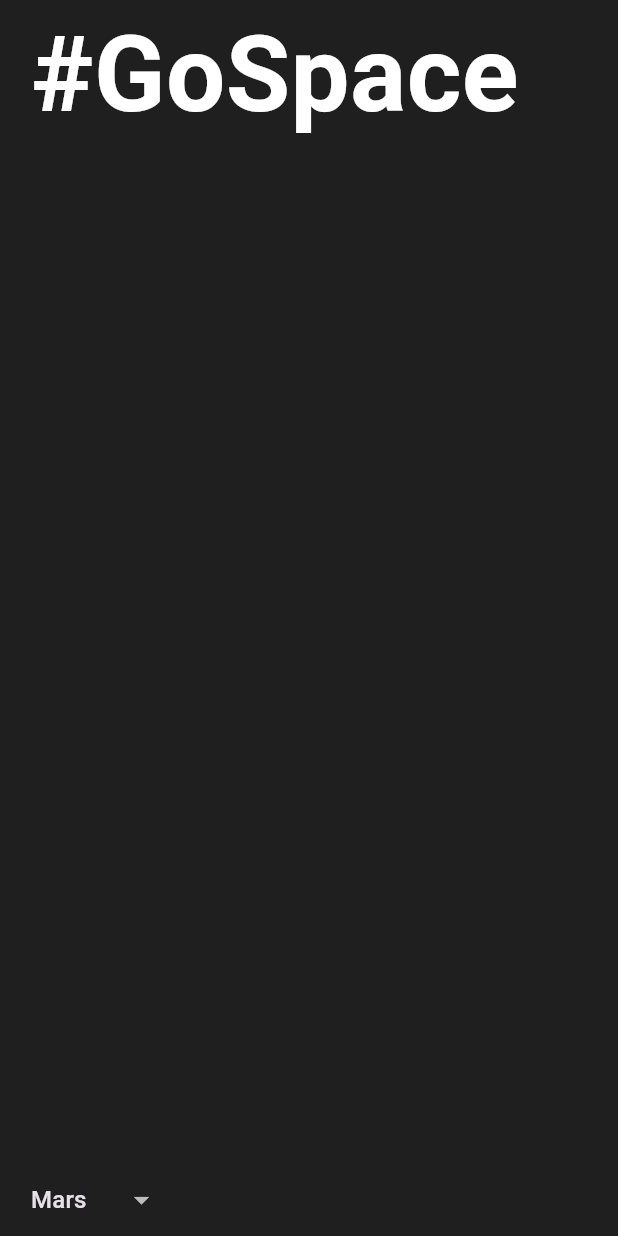
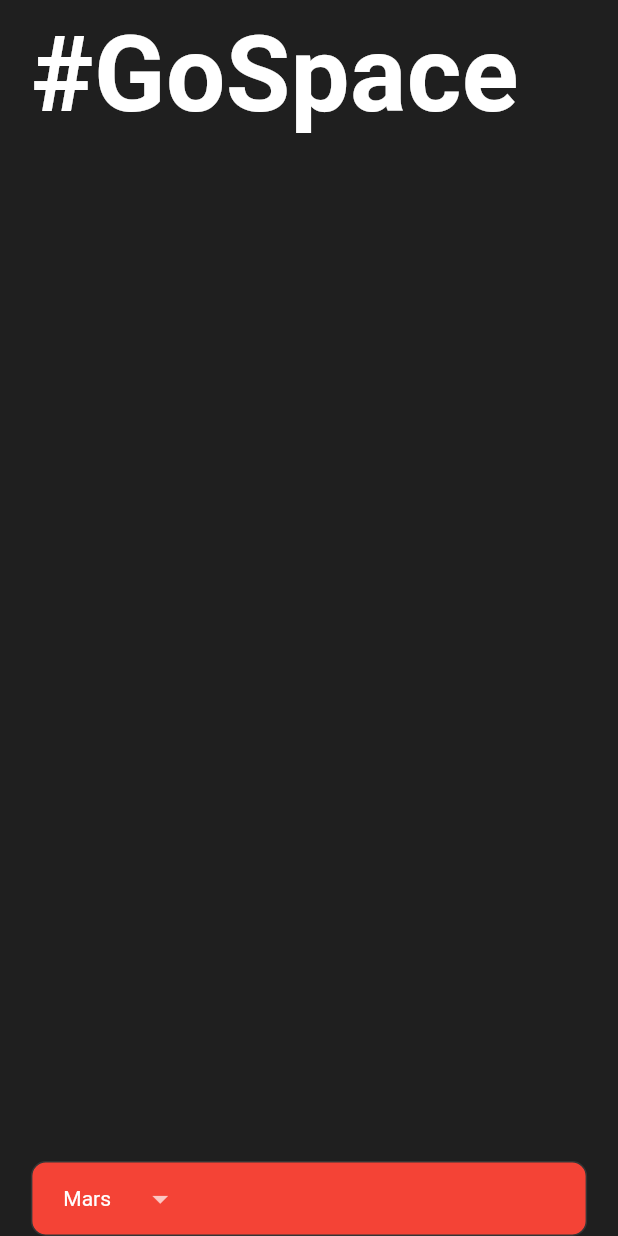
Before and after one commit to Yasitha-Bhanuka/GoSpace-Flutter-App, a Flutter app: the screen it shows after launch, on a phone screen of 412 x 824 dp. Run offline on Flutter 3.47's test engine with Material 3 defaults, Android fonts, the light colour scheme and no system bars.

Commit message:
Make the dropdown list. decoration: BoxDecoration(         color: Colors.red,         border: Border.all(color: const Color.fromRGBO(53, 53, 53, 1.0)),         borderRadius: BorderRadius.circular(10),       ),

```diff
--- a/lib/pages/home_page.dart
+++ b/lib/pages/home_page.dart
@@ -58,8 +58,14 @@ class HomePage extends StatelessWidget {
     List<String> _items = ['Mars', 'Jupiter', 'Saturn', 'Uranus', 'Neptune'];
 
     return Container(
+      padding: EdgeInsets.symmetric(horizontal: _deviceWidth * 0.05),
+      width: _deviceWidth,
+      decoration: BoxDecoration(
+        color: Colors.red,
+        border: Border.all(color: const Color.fromRGBO(53, 53, 53, 1.0)),
+        borderRadius: BorderRadius.circular(10),
+      ),
       child: DropdownButton<String>(
-        underline: Container(),
         value: _items.first,
         onChanged: (_) {},
         items: _items.map((String value) {
@@ -68,6 +74,9 @@ class HomePage extends StatelessWidget {
             child: Text(value),
           );
         }).toList(),
+        underline: Container(),
+        dropdownColor: const Color.fromRGBO(53, 53, 53, 1.0),
+        style: const TextStyle(color: Colors.white),
       ),
     );
   }
```
